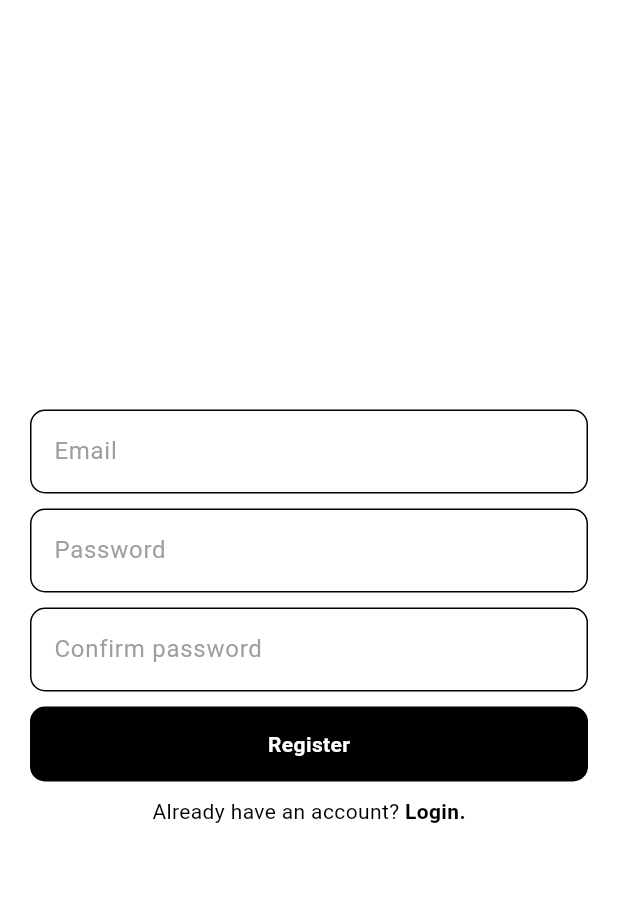
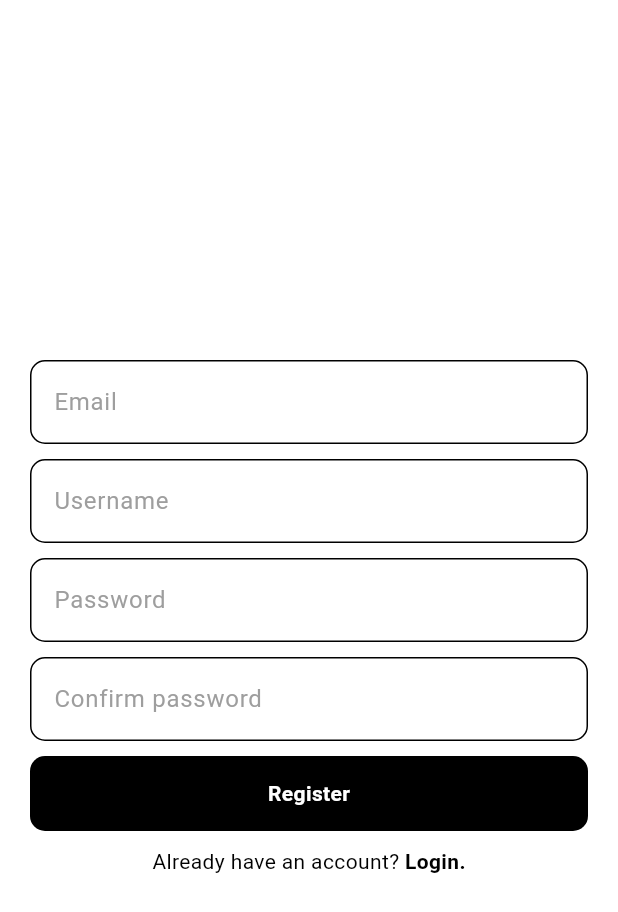
Before and after one commit to MichaelR778/toktik, a Flutter app: the RegisterPage screen opened directly with empty values, after a tap on "Register", on a phone screen of 412 x 824 dp. Shown: the top 912 px of the screen. Run offline on Flutter 3.47's test engine with Material 3 defaults, Android fonts, the phone set to English and light mode, and no system bars; our stand-ins replace flutter_bloc, flutter_dotenv, get_it, supabase_flutter; accounts and stored records are empty; network calls fail.

```diff
--- a/lib/features/auth/data/repositories/supabase_auth_repository.dart
+++ b/lib/features/auth/data/repositories/supabase_auth_repository.dart
@@ -28,9 +28,13 @@ class SupabaseAuthRepository implements AuthRepository {
   }
 
   @override
-  Future<void> register(String email, String password) async {
+  Future<void> register(String email, String password, String username) async {
     try {
-      await _supabase.auth.signUp(email: email, password: password);
+      await _supabase.auth.signUp(
+        email: email,
+        password: password,
+        data: {'username': username},
+      );
     } catch (e) {
       throw 'Register failed: ${e.toString()}';
     }
--- a/lib/features/auth/domain/repositories/auth_repository.dart
+++ b/lib/features/auth/domain/repositories/auth_repository.dart
@@ -3,6 +3,6 @@ import 'package:toktik/features/auth/domain/entities/user_entity.dart';
 abstract class AuthRepository {
   Stream<UserEntity?> authStateChanges();
   Future<void> login(String email, String password);
-  Future<void> register(String email, String password);
+  Future<void> register(String email, String password, String username);
   void logout();
 }
--- a/lib/features/auth/domain/usecases/register.dart
+++ b/lib/features/auth/domain/usecases/register.dart
@@ -6,11 +6,17 @@ class Register {
   Register({required AuthRepository authRepository})
     : _authRepository = authRepository;
 
-  Future<void> call(String email, String password, String confirmPassword) {
+  Future<void> call(
+    String email,
+    String username,
+    String password,
+    String confirmPassword,
+  ) {
     if (email.isEmpty) throw 'Email can\'t be empty';
+    if (username.isEmpty) throw 'Username can\'t be empty';
     if (password.isEmpty) throw 'Password can\'t be empty';
     if (confirmPassword.isEmpty) throw 'Confirm password can\'t be empty';
     if (password != confirmPassword) throw 'Password does not match';
-    return _authRepository.register(email, password);
+    return _authRepository.register(email, password, username);
   }
 }
--- a/lib/features/auth/presentation/cubits/auth_cubit.dart
+++ b/lib/features/auth/presentation/cubits/auth_cubit.dart
@@ -48,12 +48,13 @@ class AuthCubit extends Cubit<AuthState> {
 
   Future<void> register(
     String email,
+    String username,
     String password,
     String confirmPassword,
   ) async {
     try {
       emit(AuthLoading());
-      await _registerUsecase(email, password, confirmPassword);
+      await _registerUsecase(email, username, password, confirmPassword);
     } catch (e) {
       emit(AuthError(message: e.toString()));
     }
--- a/lib/features/auth/presentation/pages/register_page.dart
+++ b/lib/features/auth/presentation/pages/register_page.dart
@@ -15,12 +15,14 @@ class RegisterPage extends StatefulWidget {
 
 class _RegisterPageState extends State<RegisterPage> {
   final _emailController = TextEditingController();
+  final _usernameController = TextEditingController();
   final _passwordController = TextEditingController();
   final _confirmController = TextEditingController();
 
   @override
   void dispose() {
     _emailController.dispose();
+    _usernameController.dispose();
     _passwordController.dispose();
     _confirmController.dispose();
     super.dispose();
@@ -38,6 +40,14 @@ class _RegisterPageState extends State<RegisterPage> {
             TextField(
               controller: _emailController,
               decoration: InputDecoration(hintText: 'Email'),
+            ),
+
+            const SizedBox(height: 10),
+
+            // username
+            TextField(
+              controller: _usernameController,
+              decoration: InputDecoration(hintText: 'Username'),
             ),
 
             const SizedBox(height: 10),
@@ -66,6 +76,7 @@ class _RegisterPageState extends State<RegisterPage> {
               onTap: () {
                 context.read<AuthCubit>().register(
                   _emailController.text,
+                  _usernameController.text,
                   _passwordController.text,
                   _confirmController.text,
                 );
--- /dev/null
+++ b/lib/features/profile/data/models/user_profile_model.dart
@@ -0,0 +1,12 @@
+import 'package:toktik/features/profile/domain/entities/user_profile.dart';
+
+class UserProfileModel extends UserProfile {
+  UserProfileModel({required super.username, required super.profileImageUrl});
+
+  factory UserProfileModel.fromJson(Map<String, dynamic> json) {
+    return UserProfileModel(
+      username: json['username'],
+      profileImageUrl: json['pfp_url'],
+    );
+  }
+}
--- /dev/null
+++ b/lib/features/profile/domain/entities/user_profile.dart
@@ -0,0 +1,6 @@
+class UserProfile {
+  final String username;
+  final String profileImageUrl;
+
+  UserProfile({required this.username, required this.profileImageUrl});
+}
```
Also changed, not shown: lib/app.dart (+20 -8 lines), lib/dependency_injection.dart (+14 -0 lines), lib/features/profile/data/repositories/supabase_profile_repository.dart (added, +32 -0 lines), lib/features/profile/domain/repositories/profile_repository.dart (added, +10 -0 lines), lib/features/profile/domain/usecases/get_profile.dart (added, +12 -0 lines), lib/features/profile/domain/usecases/update_profile.dart (added, +14 -0 lines), lib/features/profile/presentation/cubits/profile_cubit.dart (added, +26 -0 lines), lib/features/profile/presentation/cubits/profile_state.dart (added, +17 -0 lines), lib/features/profile/presentation/pages/profile_page.dart (added, +76 -0 lines).
